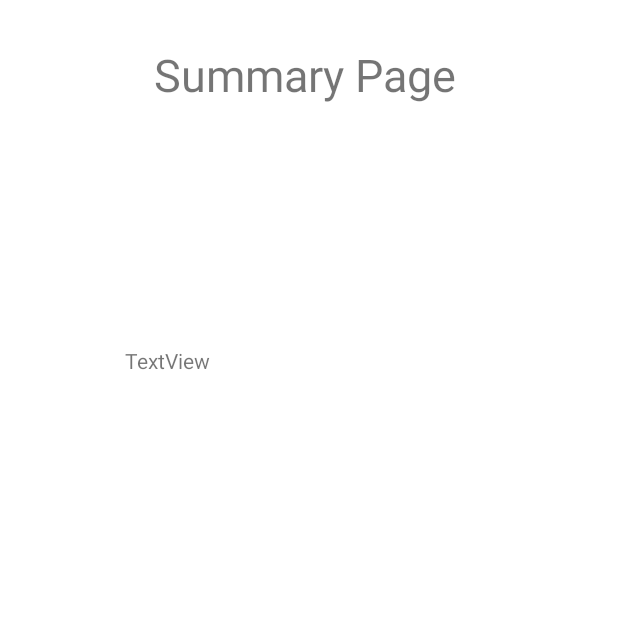
After one commit to alfredmchen/Project2.3, an Android app: the SummaryPage screen opened directly, with no data from a screen before it, on a phone screen of 412 x 824 dp, the top half of it. The commit adds this screen. Run offline under Robolectric (Android 15) with nearby library versions, the phone set to English and light mode, and no system bars.

Commit message:
implemented main page button to summary page and started summary page design

```diff
--- a/app/src/main/AndroidManifest.xml
+++ b/app/src/main/AndroidManifest.xml
@@ -9,7 +9,9 @@
         android:roundIcon="@mipmap/ic_launcher_round"
         android:supportsRtl="true"
         android:theme="@style/Theme.USCRECSport">
-
+        <activity
+            android:name=".SummaryPage"
+            android:exported="false" />
         <activity
             android:name=".AppointmentBookingPage"
             android:exported="false" />
--- /dev/null
+++ b/app/src/main/java/com/example/uscrecsport/SummaryPage.java
@@ -0,0 +1,14 @@
+package com.example.uscrecsport;
+
+import androidx.appcompat.app.AppCompatActivity;
+
+import android.os.Bundle;
+
+public class SummaryPage extends AppCompatActivity {
+
+    @Override
+    protected void onCreate(Bundle savedInstanceState) {
+        super.onCreate(savedInstanceState);
+        setContentView(R.layout.activity_summary_page);
+    }
+}
--- /dev/null
+++ b/app/src/main/res/layout/activity_summary_page.xml
@@ -0,0 +1,32 @@
+<?xml version="1.0" encoding="utf-8"?>
+<androidx.constraintlayout.widget.ConstraintLayout xmlns:android="http://schemas.android.com/apk/res/android"
+    xmlns:app="http://schemas.android.com/apk/res-auto"
+    xmlns:tools="http://schemas.android.com/tools"
+    android:layout_width="match_parent"
+    android:layout_height="match_parent"
+    tools:context=".SummaryPage">
+
+    <TextView
+        android:id="@+id/textView"
+        android:layout_width="205dp"
+        android:layout_height="73dp"
+        android:text="Summary Page"
+        android:textSize="30sp"
+        app:layout_constraintBottom_toBottomOf="parent"
+        app:layout_constraintEnd_toEndOf="parent"
+        app:layout_constraintHorizontal_bias="0.498"
+        app:layout_constraintStart_toStartOf="parent"
+        app:layout_constraintTop_toTopOf="parent"
+        app:layout_constraintVertical_bias="0.039" />
+
+    <TextView
+        android:id="@+id/textView2"
+        android:layout_width="245dp"
+        android:layout_height="48dp"
+        android:text="TextView"
+        app:layout_constraintBottom_toBottomOf="parent"
+        app:layout_constraintEnd_toEndOf="parent"
+        app:layout_constraintStart_toStartOf="parent"
+        app:layout_constraintTop_toTopOf="parent"
+        app:layout_constraintVertical_bias="0.297" />
+</androidx.constraintlayout.widget.ConstraintLayout>
```
Also changed, not shown: app/src/main/java/com/example/uscrecsport/MainPage.java (+10 -0 lines), app/src/main/res/layout/activity_main_page.xml (+14 -1 lines).
